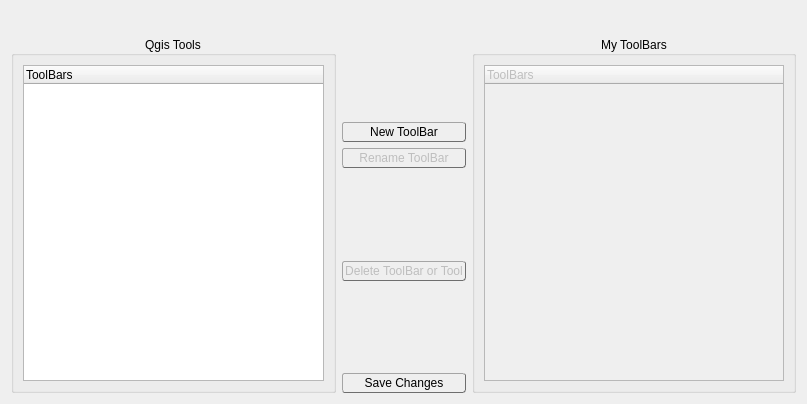
Qt form ui.resources/ui_CustomToolbar.ui (All4Gis/CustomToolBar) before a commit.
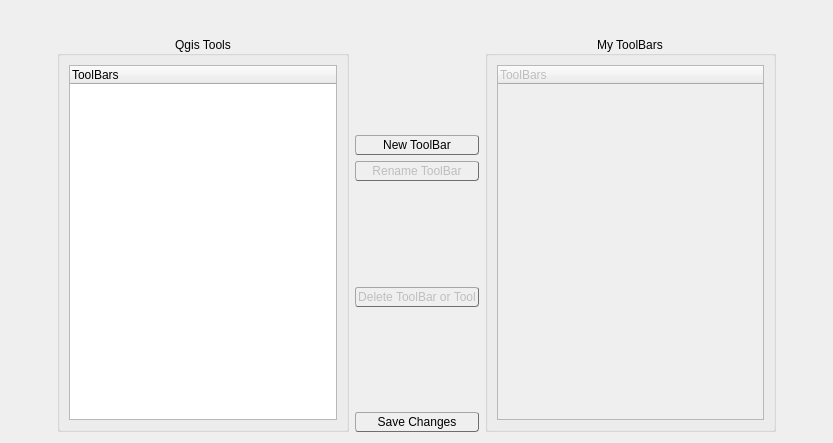
The same form after that commit. Icons and pictures are not drawn.

Diff of the .ui file:
```diff
--- a/ui.resources/ui_CustomToolbar.ui
+++ b/ui.resources/ui_CustomToolbar.ui
@@ -6,8 +6,8 @@
    <rect>
     <x>0</x>
     <y>0</y>
-    <width>807</width>
-    <height>404</height>
+    <width>833</width>
+    <height>443</height>
    </rect>
   </property>
   <property name="windowTitle">
@@ -23,6 +23,82 @@
      <property name="topMargin">
       <number>25</number>
      </property>
+     <item>
+      <layout class="QVBoxLayout" name="verticalLayout_6">
+       <item>
+        <spacer name="verticalSpacer_3">
+         <property name="orientation">
+          <enum>Qt::Vertical</enum>
+         </property>
+         <property name="sizeHint" stdset="0">
+          <size>
+           <width>20</width>
+           <height>40</height>
+          </size>
+         </property>
+        </spacer>
+       </item>
+       <item>
+        <widget class="QPushButton" name="pushButton">
+         <property name="cursor">
+          <cursorShape>PointingHandCursor</cursorShape>
+         </property>
+         <property name="toolTip">
+          <string>Expand all</string>
+         </property>
+         <property name="text">
+          <string/>
+         </property>
+         <property name="icon">
+          <iconset resource="resources.qrc">
+           <normaloff>:/img/images/expand.png</normaloff>:/img/images/expand.png</iconset>
+         </property>
+         <property name="autoDefault">
+          <bool>false</bool>
+         </property>
+         <property name="flat">
+          <bool>true</bool>
+         </property>
+        </widget>
+       </item>
+       <item>
+        <widget class="QPushButton" name="pushButton_2">
+         <property name="cursor">
+          <cursorShape>PointingHandCursor</cursorShape>
+         </property>
+         <property name="toolTip">
+          <string>Collapse all</string>
+         </property>
+         <property name="text">
+          <string/>
+         </property>
+         <property name="icon">
+          <iconset resource="resources.qrc">
+           <normaloff>:/img/images/collapse.png</normaloff>:/img/images/collapse.png</iconset>
+         </property>
+         <property name="autoDefault">
+          <bool>false</bool>
+         </property>
+         <property name="flat">
+          <bool>true</bool>
+         </property>
+        </widget>
+       </item>
+       <item>
+        <spacer name="verticalSpacer_5">
+         <property name="orientation">
+          <enum>Qt::Vertical</enum>
+         </property>
+         <property name="sizeHint" stdset="0">
+          <size>
+           <width>20</width>
+           <height>40</height>
+          </size>
+         </property>
+        </spacer>
+       </item>
+      </layout>
+     </item>
      <item>
       <widget class="QGroupBox" name="groupBox">
        <property name="title">
@@ -271,6 +347,82 @@
        </layout>
       </widget>
      </item>
+     <item>
+      <layout class="QVBoxLayout" name="verticalLayout_8">
+       <item>
+        <spacer name="verticalSpacer_6">
+         <property name="orientation">
+          <enum>Qt::Vertical</enum>
+         </property>
+         <property name="sizeHint" stdset="0">
+          <size>
+           <width>20</width>
+           <height>40</height>
+          </size>
+         </property>
+        </spacer>
+       </item>
+       <item>
+        <widget class="QPushButton" name="pushButton_3">
+         <property name="cursor">
+          <cursorShape>PointingHandCursor</cursorShape>
+         </property>
+         <property name="toolTip">
+          <string>Expand all</string>
+         </property>
+         <property name="text">
+          <string/>
+         </property>
+         <property name="icon">
+          <iconset resource="resources.qrc">
+           <normaloff>:/img/images/expand.png</normaloff>:/img/images/expand.png</iconset>
+         </property>
+         <property name="autoDefault">
+          <bool>false</bool>
+         </property>
+         <property name="flat">
+          <bool>true</bool>
+         </property>
+        </widget>
+       </item>
+       <item>
+        <widget class="QPushButton" name="pushButton_4">
+         <property name="cursor">
+          <cursorShape>PointingHandCursor</cursorShape>
+         </property>
+         <property name="toolTip">
+          <string>Collapse all</string>
+         </property>
+         <property name="text">
+          <string/>
+         </property>
+         <property name="icon">
+          <iconset resource="resources.qrc">
+           <normaloff>:/img/images/collapse.png</normaloff>:/img/images/collapse.png</iconset>
+         </property>
+         <property name="autoDefault">
+          <bool>false</bool>
+         </property>
+         <property name="flat">
+          <bool>true</bool>
+         </property>
+        </widget>
+       </item>
+       <item>
+        <spacer name="verticalSpacer_7">
+         <property name="orientation">
+          <enum>Qt::Vertical</enum>
+         </property>
+         <property name="sizeHint" stdset="0">
+          <size>
+           <width>20</width>
+           <height>40</height>
+          </size>
+         </property>
+        </spacer>
+       </item>
+      </layout>
+     </item>
     </layout>
    </item>
   </layout>
```
Left out of the diff: 76 changed lines with no effect on the pictures.
